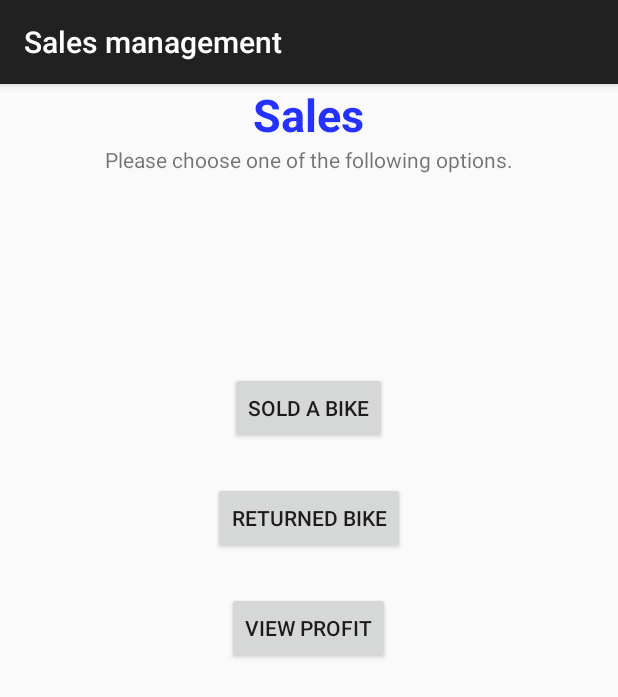
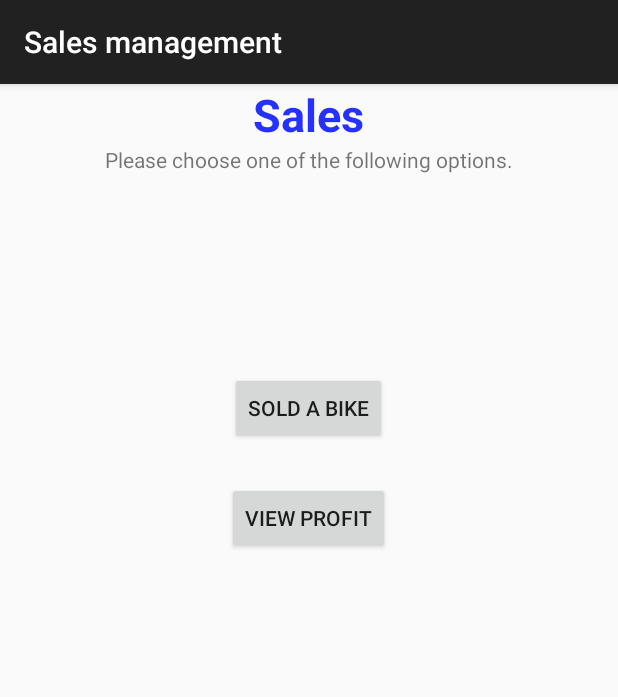
Before and after one commit to jahuey777/SoftwareProject540, an Android app: the SalesManagement screen opened directly, with no data from a screen before it, after a tap on "ENTER", on a phone screen of 412 x 824 dp. Shown: the top 697 px of the screen. Run offline under Robolectric (Android 15) with nearby library versions, the light colour scheme and no system bars; 1 other tap on this screen came first.

Commit message:
minor changes to android project

```diff
--- a/Bikes/app/src/main/AndroidManifest.xml
+++ b/Bikes/app/src/main/AndroidManifest.xml
@@ -17,7 +17,7 @@
             </intent-filter>
         </activity>
         <activity android:name=".InventoryManagement"
-            android:label="Iventory Management">
+            android:label="Inventory Management">
         </activity>
         <activity android:name=".SalesManagement"
             android:label="Sales management">
--- a/Bikes/app/src/main/java/com/example/jaimejahuey/bikes/SalesManagement.java
+++ b/Bikes/app/src/main/java/com/example/jaimejahuey/bikes/SalesManagement.java
@@ -40,7 +40,8 @@ public class SalesManagement extends ActionBarActivity
         //Takes us to the view profit page.
         ViewProfitButton.setOnClickListener(new View.OnClickListener() {
             @Override
-            public void onClick(View v) {
+            public void onClick(View v)
+            {
                 Intent i = new Intent(SalesManagement.this, viewProfit.class);
 
                 startActivity(i);
@@ -78,10 +79,10 @@ public class SalesManagement extends ActionBarActivity
 
                                         //Getting the text from the dialog
                                         soldSerialString = soldSerial.getText().toString();
-                                        Boolean didWeDelete = MainActivity.DATABASE.existsOrNot(soldSerialString);
+                                        Boolean saleOrNot = MainActivity.DATABASE.existsOrNot(soldSerialString);
 
                                         //Will tell the user if it deleted or not
-                                        if (didWeDelete)
+                                        if (saleOrNot)
                                         {
                                             //Toast.makeText(getApplicationContext(), "The Bike has been removed from inventory.", Toast.LENGTH_LONG).show();
                                             Intent i = new Intent(SalesManagement.this, soldBike.class);
--- a/Bikes/app/src/main/res/layout/inventory_layout.xml
+++ b/Bikes/app/src/main/res/layout/inventory_layout.xml
@@ -36,12 +36,12 @@
         android:id="@+id/RemoveBike"
         android:text="Remove Bike"/>
 
-    <Button
+   <!-- <Button
         android:layout_marginTop="25dp"
         android:layout_width="wrap_content"
         android:layout_height="wrap_content"
         android:id="@+id/UpdateBike"
-        android:text="Update Bike Inventory"/>
+        android:text="Update Bike Inventory"/> -->
 
     <Button
         android:layout_marginTop="25dp"
--- a/Bikes/app/src/main/res/layout/sales_layout.xml
+++ b/Bikes/app/src/main/res/layout/sales_layout.xml
@@ -22,18 +22,19 @@
         android:layout_height="match_parent"
         android:text="Please choose one of the following options.\n\n"/>
 
-    <Button
+   <Button
         android:layout_width="wrap_content"
         android:layout_height="wrap_content"
         android:id="@+id/SoldBike"
         android:text="Sold a bike"
         android:layout_marginTop="100dp" />
-    <Button
+
+     <!--<Button
         android:layout_width="wrap_content"
         android:layout_height="wrap_content"
         android:id="@+id/ReturnedBike"
         android:text="Returned bike"
-        android:layout_marginTop="25dp" />
+        android:layout_marginTop="25dp" /> -->
 
     <Button
         android:layout_width="wrap_content"
```
Also changed, not shown: Bikes/app/src/main/java/com/example/jaimejahuey/bikes/InventoryManagement.java (+4 -4 lines), 2 other files.
